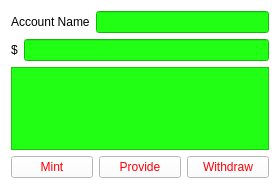
This is AccountListWidgetItem.ui in LiquidityProtocol/AMM-Simulator as Qt 5 draws it before an edit. The edited form follows.
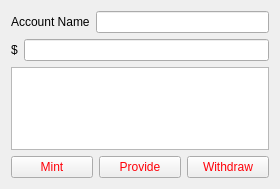
This is the edited form.

The edit to the form file:
```diff
--- a/AccountListWidgetItem.ui
+++ b/AccountListWidgetItem.ui
@@ -20,7 +20,7 @@
    <string>Form</string>
   </property>
   <property name="styleSheet">
-   <string notr="true">background-color: rgb(255, 255, 255);</string>
+   <string notr="true"/>
   </property>
   <layout class="QVBoxLayout" name="verticalLayout">
    <item>
@@ -38,8 +38,7 @@
      <item>
       <widget class="QLineEdit" name="lineEdit">
        <property name="styleSheet">
-        <string notr="true">background-color: rgb(32, 255, 20);
-color: rgb(255, 16, 0);</string>
+        <string notr="true"/>
        </property>
        <property name="text">
         <string/>
@@ -72,8 +71,7 @@
      <item>
       <widget class="QLineEdit" name="lineEdit_2">
        <property name="styleSheet">
-        <string notr="true">background-color: rgb(32, 255, 20);
-color: rgb(4, 13, 255);</string>
+        <string notr="true"/>
        </property>
        <property name="text">
         <string/>
@@ -97,7 +95,7 @@
       </size>
      </property>
      <property name="styleSheet">
-      <string notr="true">background-color: rgb(32, 255, 20);</string>
+      <string notr="true"/>
      </property>
     </widget>
    </item>
```
Left out of the diff: 4 changed lines with no effect on the pictures.
